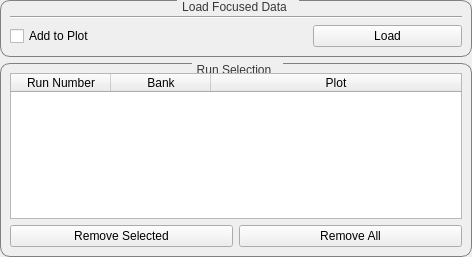
mantidproject/mantid, file scripts/Engineering/gui/engineering_diffraction/tabs/fitting/data_handling/data_widget.ui: the form before one commit.
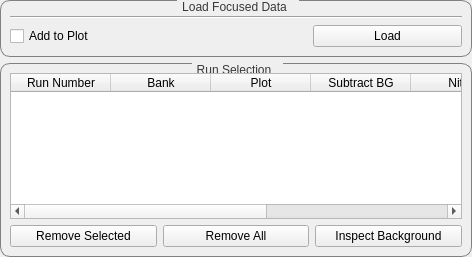
The form after the commit. Custom widgets are drawn as their Qt base class.

Commit message:
Toggle background subtraction
Add button to inspect background in different plot

What changed in the file:
```diff
--- a/scripts/Engineering/gui/engineering_diffraction/tabs/fitting/data_handling/data_widget.ui
+++ b/scripts/Engineering/gui/engineering_diffraction/tabs/fitting/data_handling/data_widget.ui
@@ -122,7 +122,7 @@
          <number>0</number>
         </property>
         <property name="columnCount">
-         <number>3</number>
+         <number>7</number>
         </property>
         <attribute name="horizontalHeaderVisible">
          <bool>true</bool>
@@ -148,6 +148,26 @@
           <string>Plot</string>
          </property>
         </column>
+		<column>
+         <property name="text">
+          <string>Subtract BG</string>
+         </property>
+        </column>
+		<column>
+         <property name="text">
+          <string>Niter</string>
+         </property>
+        </column>
+		<column>
+         <property name="text">
+          <string>Xwindow</string>
+         </property>
+        </column>
+		<column>
+         <property name="text">
+          <string>SG</string>
+         </property>
+        </column>
        </widget>
       </item>
       <item>
@@ -178,6 +198,13 @@
           </property>
          </widget>
         </item>
+		<item row="0" column="2">
+         <widget class="QPushButton" name="button_plotBG">
+          <property name="text">
+           <string>Inspect Background</string>
+          </property>
+         </widget>
+        </item>
        </layout>
       </item>
      </layout>
```
The commit also changes 5 other files.
